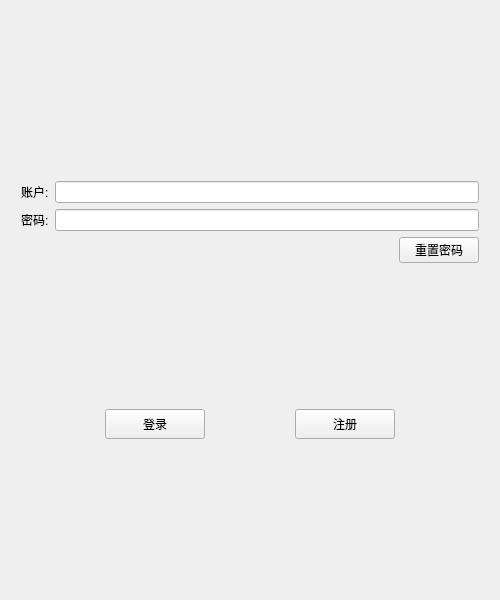
Above: loginwidget.ui from tkship/ChatProject-Client before the change. Below: the same form after it.
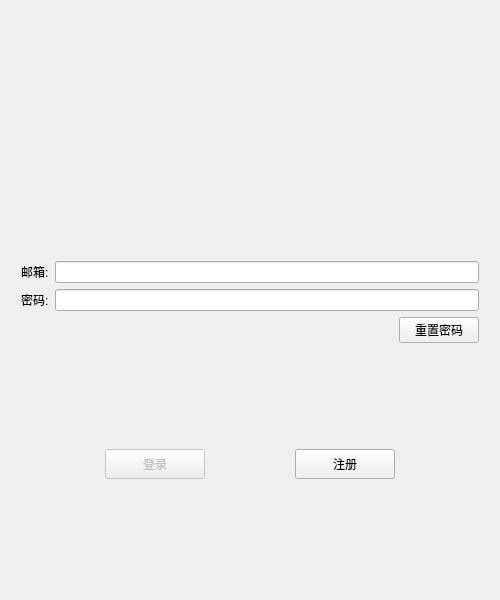
That is the form after the change. Icons and pictures are not drawn.

```diff
--- a/loginwidget.ui
+++ b/loginwidget.ui
@@ -57,6 +57,32 @@
        </item>
       </layout>
      </item>
+     <item>
+      <spacer name="verticalSpacer_4">
+       <property name="orientation">
+        <enum>Qt::Vertical</enum>
+       </property>
+       <property name="sizeHint" stdset="0">
+        <size>
+         <width>20</width>
+         <height>40</height>
+        </size>
+       </property>
+      </spacer>
+     </item>
+     <item>
+      <widget class="QLabel" name="MessageLabel">
+       <property name="styleSheet">
+        <string notr="true">font: 12pt &quot;Baskerville Old Face&quot;;</string>
+       </property>
+       <property name="text">
+        <string/>
+       </property>
+       <property name="alignment">
+        <set>Qt::AlignCenter</set>
+       </property>
+      </widget>
+     </item>
      <item>
       <spacer name="verticalSpacer_3">
        <property name="orientation">
@@ -87,7 +113,7 @@
        <item>
         <widget class="QLabel" name="label">
          <property name="text">
-          <string>账户:</string>
+          <string>邮箱:</string>
          </property>
         </widget>
        </item>
@@ -106,7 +132,11 @@
         </widget>
        </item>
        <item>
-        <widget class="QLineEdit" name="lineEdit_2"/>
+        <widget class="QLineEdit" name="PasswordLine">
+         <property name="echoMode">
+          <enum>QLineEdit::Password</enum>
+         </property>
+        </widget>
        </item>
       </layout>
      </item>
@@ -163,7 +193,10 @@
         </spacer>
        </item>
        <item>
-        <widget class="QPushButton" name="pushButton">
+        <widget class="QPushButton" name="LoginButton">
+         <property name="enabled">
+          <bool>false</bool>
+         </property>
          <property name="minimumSize">
           <size>
            <width>100</width>
```
Left out of the diff: 2 changed lines with no effect on the pictures.
